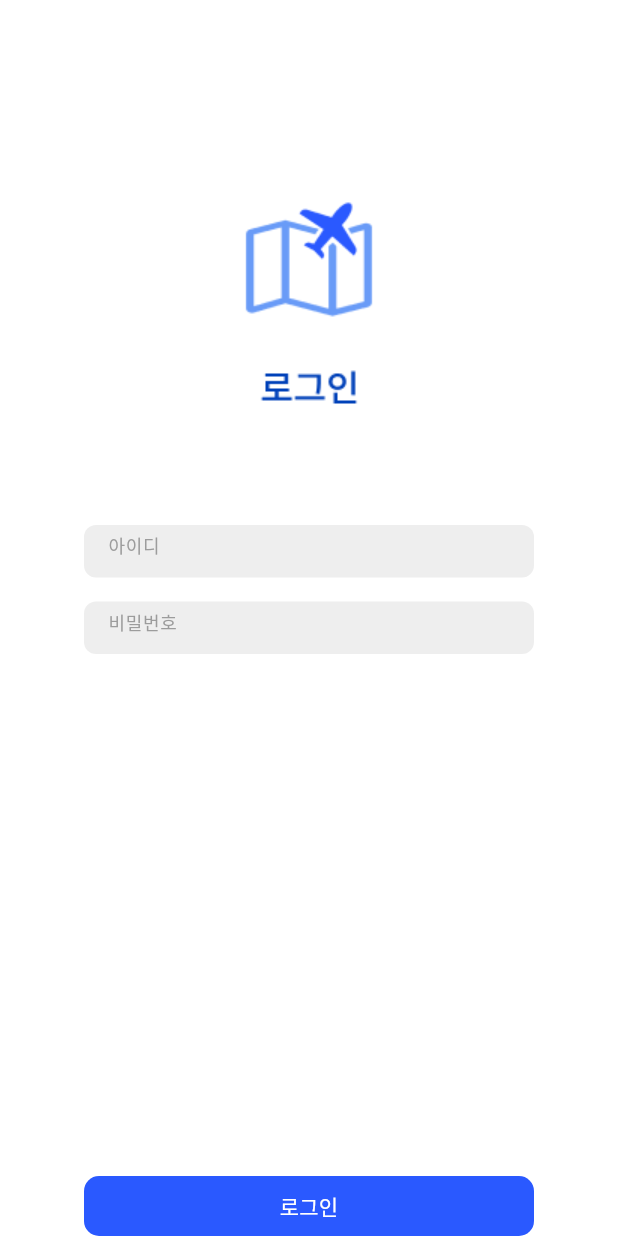
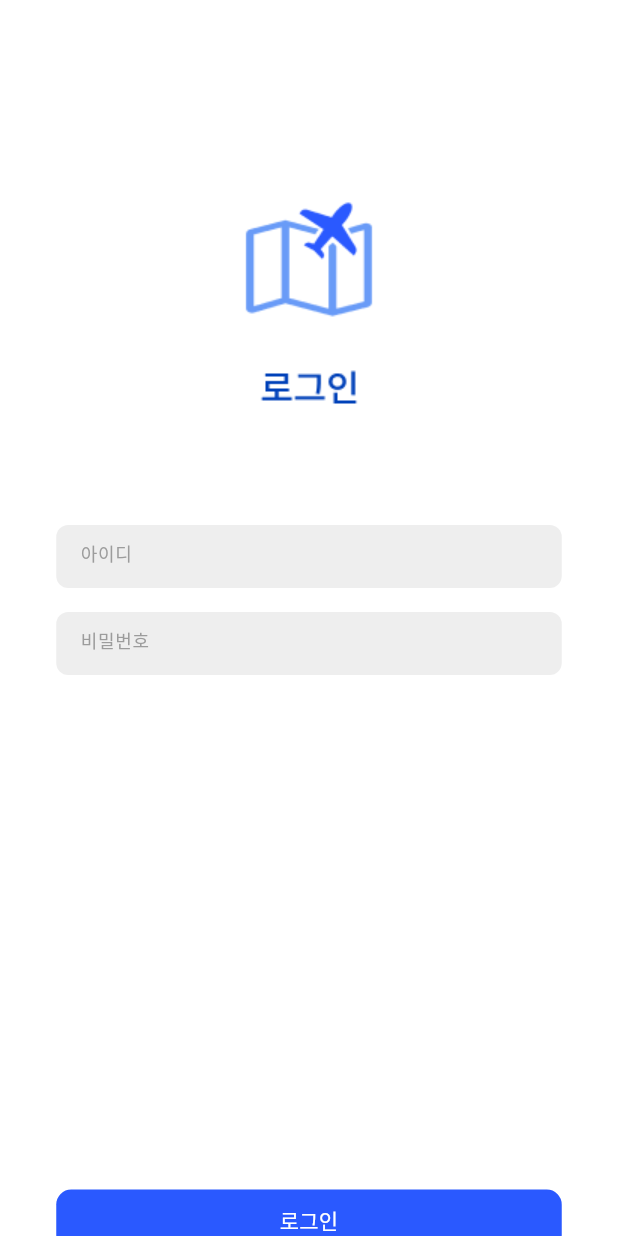
Before and after one commit to leave-leave/Leave-Leave-Flutter, a Flutter app: the screen it shows after launch, after a tap on "로그인", on a phone screen of 412 x 824 dp. Run offline on Flutter 3.47's test engine with Material 3 defaults, Android fonts, the phone set to English and light mode, and no system bars; Roboto replaces fonts that are missing (Noto Sans KR, NotoSansKR).

Commit message:
UPDATE :: code

```diff
--- a/lib/screen/Login_screen.dart
+++ b/lib/screen/Login_screen.dart
@@ -25,8 +25,8 @@ class LoginScreen extends StatelessWidget {
           SizedBox(height: 75), // 이미지와 텍스트 필드 사이의 여백
 
           Container(
-            width: 300,
-            height: 35,
+            width: 337,
+            height: 42,
             child: TextField(
               style: TextStyle(
                 fontSize: 12,
@@ -48,8 +48,8 @@ class LoginScreen extends StatelessWidget {
           ),
           SizedBox(height: 16,),
           Container(
-            width: 300,
-            height: 35,
+            width: 337,
+            height: 42,
             child: TextField(
               style: TextStyle(
                 fontSize: 12,
@@ -70,10 +70,9 @@ class LoginScreen extends StatelessWidget {
             ),
           ),
 
-          Spacer(),
-
+          SizedBox(height: 343),
           Container(
-            width: 300,
+            width: 337,
             height: 40,
             child: TextButton(
               onPressed: () {},
```
